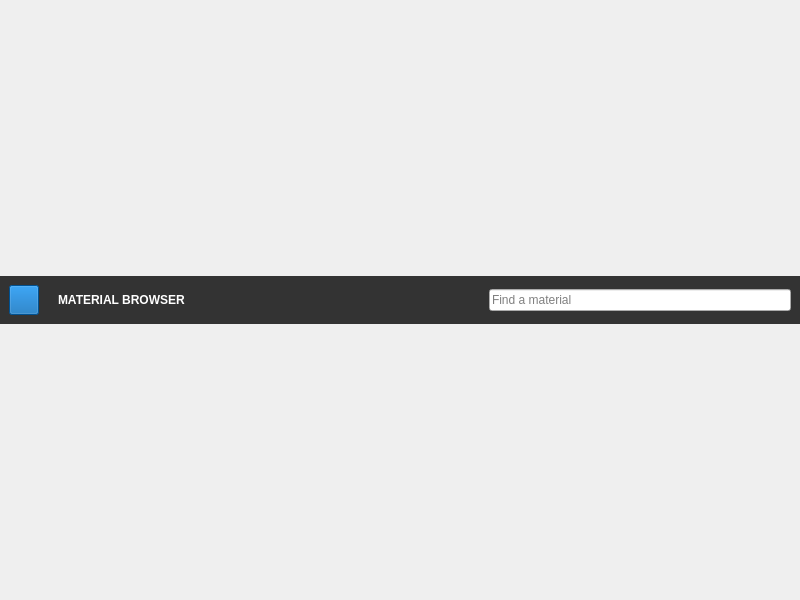
Michalaq/ChromosomeVisualizer, file QChromosome/materialbrowser.ui: the form before one commit.
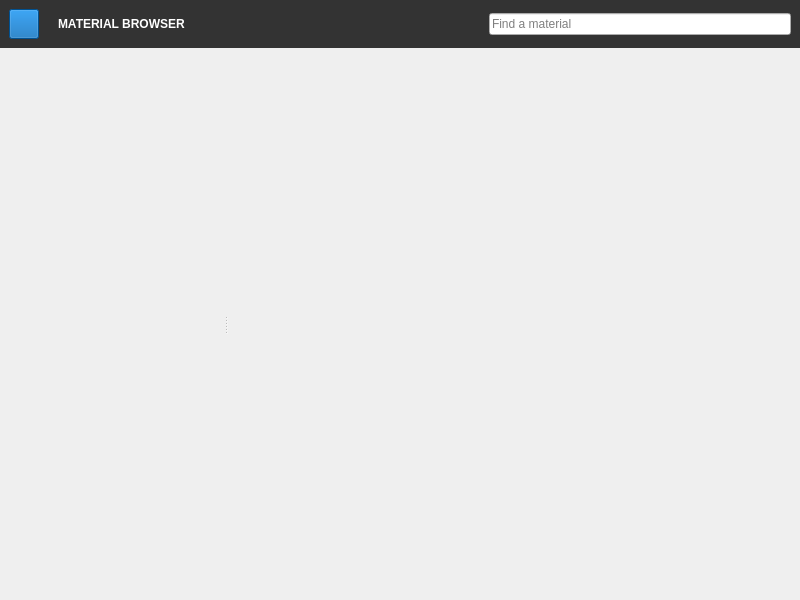
The form after the commit. Icons and pictures are not drawn. Custom widgets are drawn as their Qt base class.

```diff
--- a/QChromosome/materialbrowser.ui
+++ b/QChromosome/materialbrowser.ui
@@ -271,6 +271,47 @@
      </layout>
     </widget>
    </item>
+   <item>
+    <widget class="QSplitter" name="splitter">
+     <property name="orientation">
+      <enum>Qt::Horizontal</enum>
+     </property>
+     <widget class="QWidget" name="widget_3" native="true"/>
+     <widget class="ListView" name="listView">
+      <property name="focusPolicy">
+       <enum>Qt::ClickFocus</enum>
+      </property>
+      <property name="styleSheet">
+       <string notr="true">QListView {
+	color: gray;
+	border: none;
+	background: transparent;
+	outline: 0;
+}
+
+QListView::item {
+	height: 32px;
+	border: none;
+	padding-left: 17px;
+}
+
+QListView::item:selected {
+	color: white;
+	background: #262626;
+	border-radius: 2px;
+}
+
+QLineEdit {
+	background: #262626;
+	color: white;
+	border: none;
+	padding: 1px;
+}
+</string>
+      </property>
+     </widget>
+    </widget>
+   </item>
   </layout>
  </widget>
  <customwidgets>
@@ -284,6 +325,11 @@
    <extends>QLineEdit</extends>
    <header>fileedit.h</header>
   </customwidget>
+  <customwidget>
+   <class>ListView</class>
+   <extends>QListView</extends>
+   <header>materialbrowser.h</header>
+  </customwidget>
  </customwidgets>
  <resources>
   <include location="icons.qrc"/>
```
Left out of the diff: 19 changed lines with no effect on the pictures.
